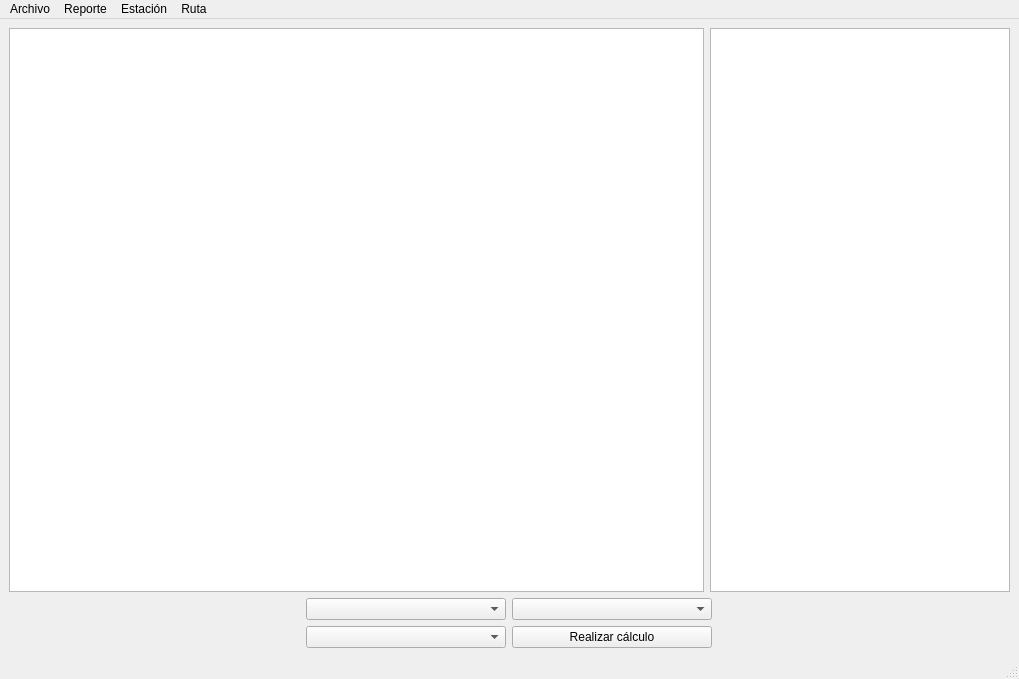
First picture: the form in RoutyC/mainwindow.ui, repository quesadx/RoutyC, before the edit.
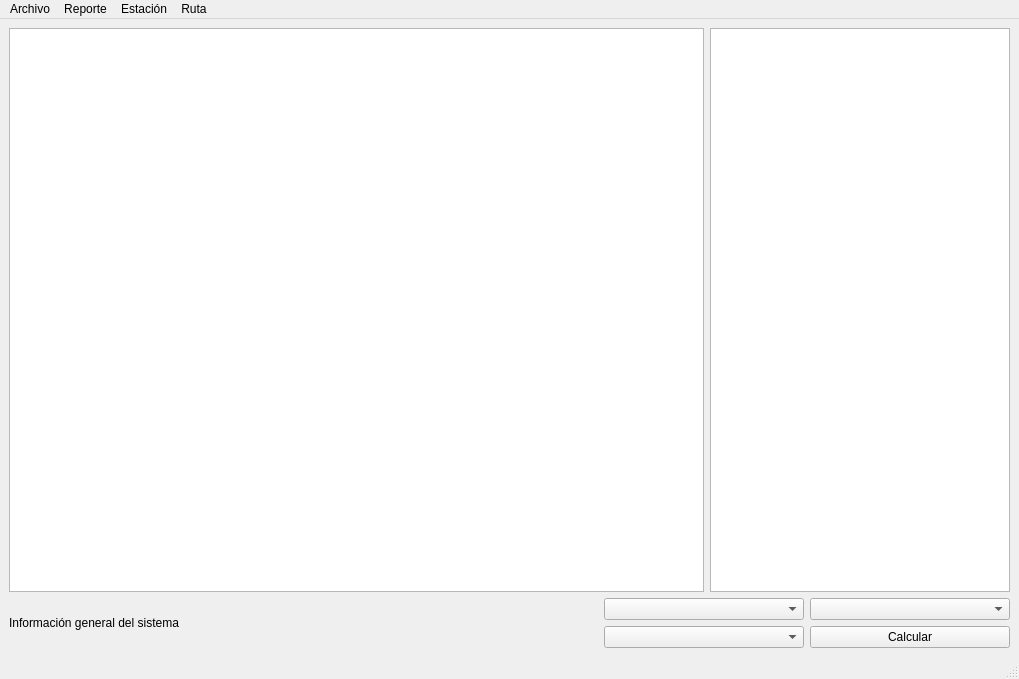
Second picture: the form after the edit.

Diff of the .ui file:
```diff
--- a/RoutyC/mainwindow.ui
+++ b/RoutyC/mainwindow.ui
@@ -53,6 +53,26 @@
       <property name="sizeConstraint">
        <enum>QLayout::SizeConstraint::SetDefaultConstraint</enum>
       </property>
+      <item>
+       <widget class="QLabel" name="lblGeneralInfo">
+        <property name="text">
+         <string>Información general del sistema</string>
+        </property>
+       </widget>
+      </item>
+      <item>
+       <spacer name="horizontalSpacer">
+        <property name="orientation">
+         <enum>Qt::Orientation::Horizontal</enum>
+        </property>
+        <property name="sizeHint" stdset="0">
+         <size>
+          <width>40</width>
+          <height>20</height>
+         </size>
+        </property>
+       </spacer>
+      </item>
       <item>
        <layout class="QVBoxLayout" name="verticalLayout_4">
         <property name="sizeConstraint">
@@ -62,9 +82,15 @@
          <layout class="QHBoxLayout" name="horizontalLayout_2">
           <item>
            <widget class="QComboBox" name="cbOrigin">
-            <property name="maximumSize">
+            <property name="minimumSize">
              <size>
               <width>200</width>
+              <height>0</height>
+             </size>
+            </property>
+            <property name="maximumSize">
+             <size>
+              <width>300</width>
               <height>16777215</height>
              </size>
             </property>
@@ -72,9 +98,15 @@
           </item>
           <item>
            <widget class="QComboBox" name="cbDestination">
-            <property name="maximumSize">
+            <property name="minimumSize">
              <size>
               <width>200</width>
+              <height>0</height>
+             </size>
+            </property>
+            <property name="maximumSize">
+             <size>
+              <width>300</width>
               <height>16777215</height>
              </size>
             </property>
@@ -86,6 +118,12 @@
          <layout class="QHBoxLayout" name="horizontalLayout_3">
           <item>
            <widget class="QComboBox" name="cbAlgorithm">
+            <property name="minimumSize">
+             <size>
+              <width>200</width>
+              <height>0</height>
+             </size>
+            </property>
             <property name="maximumSize">
              <size>
               <width>200</width>
@@ -96,14 +134,20 @@
           </item>
           <item>
            <widget class="QPushButton" name="pbCalculateWithAlgorithm">
-            <property name="maximumSize">
+            <property name="minimumSize">
              <size>
               <width>200</width>
+              <height>0</height>
+             </size>
+            </property>
+            <property name="maximumSize">
+             <size>
+              <width>300</width>
               <height>16777215</height>
              </size>
             </property>
             <property name="text">
-             <string>Realizar cálculo</string>
+             <string>Calcular</string>
             </property>
            </widget>
           </item>
```
Left out of the diff: 7 changed lines with no effect on the pictures. Lines whose indentation alone changed are shown as unchanged.
